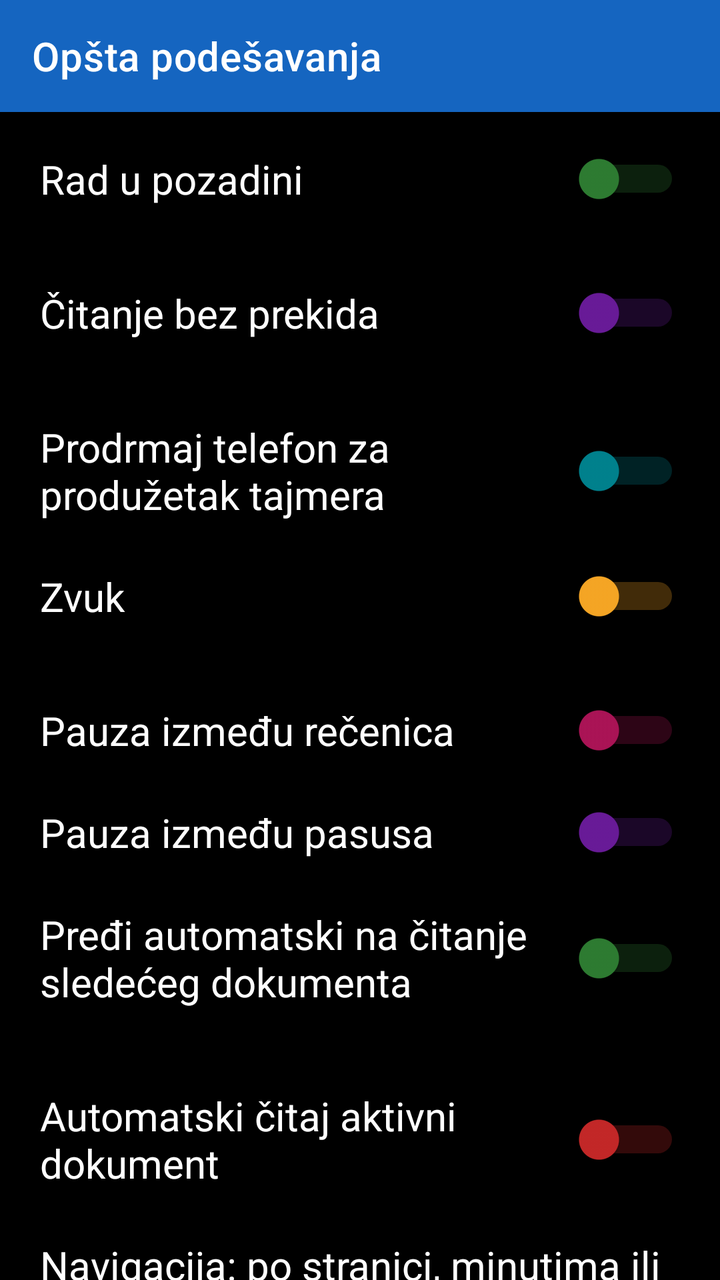
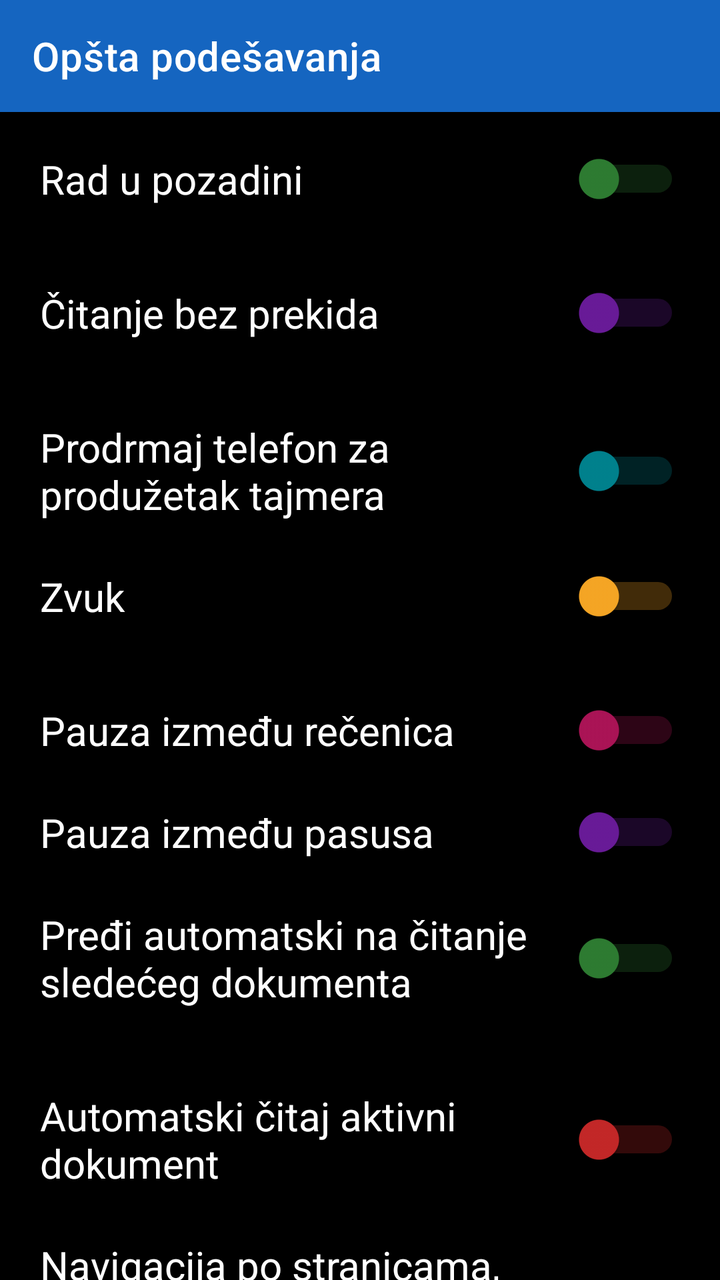

Compare the two renders of this Android layout. The source of the first and the diff that turns it into the second are given below.
<!-- AndroidManifest.xml: application theme Theme.RecPoRec -->
<!-- res/layout/activity_settings.xml -->
<?xml version="1.0" encoding="utf-8"?>
<LinearLayout xmlns:android="http://schemas.android.com/apk/res/android"
    xmlns:app="http://schemas.android.com/apk/res-auto"
    android:layout_width="match_parent"
    android:layout_height="match_parent"
    android:orientation="vertical"
    android:fitsSystemWindows="true"
    android:background="@color/background">

    <androidx.appcompat.widget.Toolbar
        android:id="@+id/toolbar"
        android:layout_width="match_parent"
        android:layout_height="?attr/actionBarSize"
        android:background="@color/btn_voice"
        android:titleTextColor="@color/text_primary"
        app:title="@string/menu_settings" />

    <ScrollView
        android:layout_width="match_parent"
        android:layout_height="0dp"
        android:layout_weight="1">

    <LinearLayout
        android:layout_width="match_parent"
        android:layout_height="wrap_content"
        android:orientation="vertical">

    <Switch
        android:id="@+id/switchBackground"
        android:layout_width="match_parent"
        android:layout_height="wrap_content"
        android:padding="20dp"
        android:textSize="20sp"
        android:textColor="@color/text_primary"
        android:thumbTint="@color/btn_chapter"
        android:trackTint="@color/btn_chapter"
        android:text="@string/setting_background"
        android:contentDescription="@string/setting_background" />

    <Switch
        android:id="@+id/switchUninterrupted"
        android:layout_width="match_parent"
        android:layout_height="wrap_content"
        android:padding="20dp"
        android:textSize="20sp"
        android:textColor="@color/text_primary"
        android:thumbTint="@color/btn_timer"
        android:trackTint="@color/btn_timer"
        android:text="@string/setting_uninterrupted"
        android:contentDescription="@string/setting_uninterrupted" />

    <LinearLayout
        android:layout_width="match_parent"
        android:layout_height="wrap_content"
        android:orientation="vertical"
        android:paddingStart="20dp"
        android:paddingEnd="20dp"
        android:paddingTop="20dp"
        android:paddingBottom="4dp">

        <Switch
            android:id="@+id/switchShake"
            android:layout_width="match_parent"
            android:layout_height="wrap_content"
            android:textSize="20sp"
            android:textColor="@color/text_primary"
            android:thumbTint="@color/btn_speed"
            android:trackTint="@color/btn_speed"
            android:text="@string/setting_shake"
            android:contentDescription="@string/setting_shake" />
    </LinearLayout>

    <Switch
        android:id="@+id/switchSound"
        android:layout_width="match_parent"
        android:layout_height="wrap_content"
        android:padding="20dp"
        android:textSize="20sp"
        android:textColor="@color/text_primary"
        android:thumbTint="@color/btn_volume"
        android:trackTint="@color/btn_volume"
        android:text="Zvuk"
        android:contentDescription="Zvuk - kratak zvuk pri dodiru dugmadi" />

    <LinearLayout
        android:layout_width="match_parent"
        android:layout_height="wrap_content"
        android:orientation="vertical"
        android:paddingStart="20dp"
        android:paddingEnd="20dp"
        android:paddingTop="20dp"
        android:paddingBottom="4dp">

        <Switch
            android:id="@+id/switchSentencePause"
            android:layout_width="match_parent"
            android:layout_height="wrap_content"
            android:textSize="20sp"
            android:textColor="@color/text_primary"
            android:thumbTint="@color/btn_page_nav"
            android:trackTint="@color/btn_page_nav"
            android:text="@string/setting_sentence_pause"
            android:contentDescription="@string/setting_sentence_pause" />

        
        <LinearLayout
            android:id="@+id/groupSentencePauseMs"
            android:layout_width="match_parent"
            android:layout_height="wrap_content"
            android:orientation="vertical"
            android:layout_marginTop="10dp"
            android:visibility="gone">

            <SeekBar
                android:id="@+id/seekSentencePause"
                android:layout_width="match_parent"
                android:layout_height="wrap_content"
                android:contentDescription="Trajanje pauze između rečenica u milisekundama"
                android:max="1000"
                android:progress="300"
                android:progressTint="@color/btn_page_nav"
                android:thumbTint="@color/btn_page_nav" />

            <TextView
                android:id="@+id/textSentencePauseStatus"
                android:layout_width="match_parent"
                android:layout_height="wrap_content"
                android:gravity="center"
                android:textSize="18sp"
                android:textColor="@color/text_primary"
                android:accessibilityLiveRegion="polite"
                android:text="Pauza između rečenica: 300 ms" />
        </LinearLayout>
    </LinearLayout>

    <LinearLayout
        android:layout_width="match_parent"
        android:layout_height="wrap_content"
        android:orientation="vertical"
        android:paddingStart="20dp"
        android:paddingEnd="20dp"
        android:paddingTop="20dp"
        android:paddingBottom="4dp">

        <Switch
            android:id="@+id/switchParagraphPause"
            android:layout_width="match_parent"
            android:layout_height="wrap_content"
            android:textSize="20sp"
            android:textColor="@color/text_primary"
            android:thumbTint="@color/btn_timer"
            android:trackTint="@color/btn_timer"
            android:text="Pauza između pasusa"
            android:contentDescription="Pauza između pasusa - primenjuje se umesto obične pauze na kraju pasusa" />

        
        <LinearLayout
            android:id="@+id/groupParagraphPauseMs"
            android:layout_width="match_parent"
            android:layout_height="wrap_content"
            android:orientation="vertical"
            android:layout_marginTop="10dp"
            android:visibility="gone">

            <SeekBar
                android:id="@+id/seekParagraphPause"
                android:layout_width="match_parent"
                android:layout_height="wrap_content"
                android:contentDescription="Trajanje pauze između pasusa u milisekundama"
                android:max="1000"
                android:progress="800"
                android:progressTint="@color/btn_timer"
                android:thumbTint="@color/btn_timer" />

            <TextView
                android:id="@+id/textParagraphPauseStatus"
                android:layout_width="match_parent"
                android:layout_height="wrap_content"
                android:gravity="center"
                android:textSize="18sp"
                android:textColor="@color/text_primary"
                android:accessibilityLiveRegion="polite"
                android:text="Pauza između pasusa: 800 ms" />
        </LinearLayout>
    </LinearLayout>

    <Switch
        android:id="@+id/switchAutoNext"
        android:layout_width="match_parent"
        android:layout_height="wrap_content"
        android:padding="20dp"
        android:textSize="20sp"
        android:textColor="@color/text_primary"
        android:thumbTint="@color/btn_chapter"
        android:trackTint="@color/btn_chapter"
        android:text="@string/setting_auto_next"
        android:contentDescription="@string/setting_auto_next" />

    <LinearLayout
        android:layout_width="match_parent"
        android:layout_height="wrap_content"
        android:orientation="vertical"
        android:paddingStart="20dp"
        android:paddingEnd="20dp"
        android:paddingTop="20dp"
        android:paddingBottom="4dp">

        <Switch
            android:id="@+id/switchAutoRead"
            android:layout_width="match_parent"
            android:layout_height="wrap_content"
            android:textSize="20sp"
            android:textColor="@color/text_primary"
            android:thumbTint="@color/btn_wakeup"
            android:trackTint="@color/btn_wakeup"
            android:text="Automatski čitaj aktivni dokument"
            android:contentDescription="Automatski čitaj aktivni dokument" />
    </LinearLayout>

    <LinearLayout
        android:layout_width="match_parent"
        android:layout_height="wrap_content"
        android:orientation="vertical"
        android:padding="20dp">

        <TextView
            android:layout_width="match_parent"
            android:layout_height="wrap_content"
            android:textSize="20sp"
            android:textColor="@color/text_primary"
            android:text="Navigacija: po stranici, minutima ili oznakama" />

        <Button
            android:id="@+id/btnNavigationMode"
            android:layout_width="match_parent"
            android:layout_height="64dp"
            android:layout_marginTop="10dp"
            android:textSize="20sp"
            android:backgroundTint="@color/btn_page_nav"
            android:textColor="@color/button_text"
            android:text="Stranica" />
    </LinearLayout>

    <Button
        android:id="@+id/btnExportSettings"
        android:layout_width="match_parent"
        android:layout_height="64dp"
        android:layout_marginHorizontal="20dp"
        android:layout_marginTop="20dp"
        android:textSize="20sp"
        android:backgroundTint="@color/btn_chapter"
        android:textColor="@color/button_text"
        android:contentDescription="Izvezi podešavanja u fajl. Dug pritisak: napravi rezervnu kopiju dokumenata."
        android:text="Izvezi podešavanja u fajl" />

    <Button
        android:id="@+id/btnImportSettings"
        android:layout_width="match_parent"
        android:layout_height="64dp"
        android:layout_margin="20dp"
        android:textSize="20sp"
        android:backgroundTint="@color/btn_chapter"
        android:textColor="@color/button_text"
        android:contentDescription="Uvezi podešavanja iz fajla. Dug pritisak: vrati rezervnu kopiju."
        android:text="Uvezi podešavanja iz fajla" />

    <Button
        android:id="@+id/btnResetGeneralDefaults"
        android:layout_width="match_parent"
        android:layout_height="64dp"
        android:layout_margin="20dp"
        android:textSize="20sp"
        android:backgroundTint="@color/btn_page_nav"
        android:textColor="@color/button_text"
        android:text="Vrati na zadano" />

    <Button
        android:id="@+id/btnBack"
        android:layout_width="match_parent"
        android:layout_height="64dp"
        android:layout_marginHorizontal="20dp"
        android:layout_marginBottom="20dp"
        android:textSize="20sp"
        android:backgroundTint="@color/btn_combined"
        android:textColor="@color/button_text"
        android:text="Nazad" />

    </LinearLayout>
    </ScrollView>

</LinearLayout>
<!-- resources referenced by this layout -->
<resources>
  <color name="background">#000000</color>
  <color name="btn_chapter">#2E7D32</color>
  <color name="btn_combined">#455A64</color>
  <color name="btn_page_nav">#AD1457</color>
  <color name="btn_speed">#00838F</color>
  <color name="btn_timer">#6A1B9A</color>
  <color name="btn_voice">#1565C0</color>
  <color name="btn_volume">#F9A825</color>
  <color name="btn_wakeup">#C62828</color>
  <color name="button_text">#FFFFFF</color>
  <color name="text_primary">#FFFFFF</color>
  <string name="menu_settings">Opšta podešavanja</string>
  <string name="setting_auto_next">Pređi automatski na čitanje sledećeg dokumenta</string>
  <string name="setting_background">Rad u pozadini</string>
  <string name="setting_sentence_pause">Pauza između rečenica</string>
  <string name="setting_shake">Prodrmaj telefon za produžetak tajmera</string>
  <string name="setting_uninterrupted">Čitanje bez prekida</string>
  <style name="Theme.RecPoRec" parent="Theme.MaterialComponents.DayNight.NoActionBar">
          <item name="android:windowBackground">@color/background</item>
          <item name="android:textColorPrimary">@color/text_primary</item>
          <item name="colorPrimary">@color/btn_voice</item>
          <item name="colorOnPrimary">@color/button_text</item>
          <item name="alertDialogTheme">@style/RecPoRecAlertDialog</item>
          <item name="android:alertDialogTheme">@style/RecPoRecAlertDialog</item>
      </style>
  <style name="RecPoRecAlertDialog" parent="Theme.AppCompat.DayNight.Dialog.Alert">
          <item name="android:windowBackground">@color/background</item>
          <item name="android:textColorPrimary">@color/text_primary</item>
          <item name="colorAccent">@color/btn_goto_page</item>
          <item name="android:textAppearanceMedium">@style/RecPoRecDialogText</item>
          <item name="android:textAppearanceListItem">@style/RecPoRecDialogText</item>
          <item name="android:textAppearanceListItemSmall">@style/RecPoRecDialogText</item>
          <item name="buttonBarPositiveButtonStyle">@style/RecPoRecDialogButton</item>
          <item name="buttonBarNegativeButtonStyle">@style/RecPoRecDialogButton</item>
          <item name="buttonBarNeutralButtonStyle">@style/RecPoRecDialogButton</item>
      </style>
  <color name="btn_goto_page">#5D4037</color>
  <style name="RecPoRecDialogText" parent="TextAppearance.AppCompat.Medium">
          <item name="android:textSize">20sp</item>
          <item name="android:textColor">@color/text_primary</item>
      </style>
  <style name="RecPoRecDialogButton" parent="Widget.AppCompat.Button.ButtonBar.AlertDialog">
          <item name="android:textSize">18sp</item>
          <item name="android:textColor">@color/btn_goto_page</item>
          <item name="android:textStyle">bold</item>
      </style>
</resources>

<!-- the commit's change to res/layout/activity_settings.xml (unified diff, before → after) -->
@@ -228,7 +228,7 @@
             android:layout_height="wrap_content"
             android:textSize="20sp"
             android:textColor="@color/text_primary"
-            android:text="Navigacija: po stranici, minutima ili oznakama" />
+            android:text="Navigacija po stranicama, minutama, oznakama, ili rečenicama" />
 
         <Button
             android:id="@+id/btnNavigationMode"
